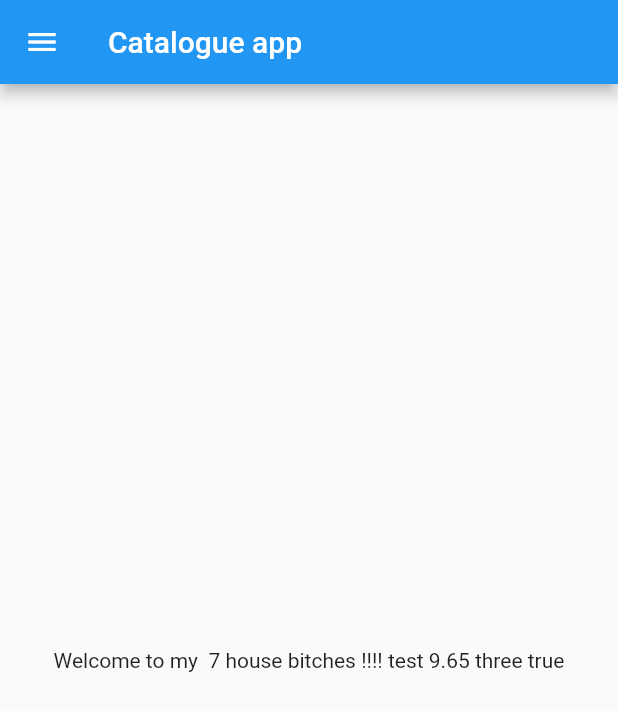
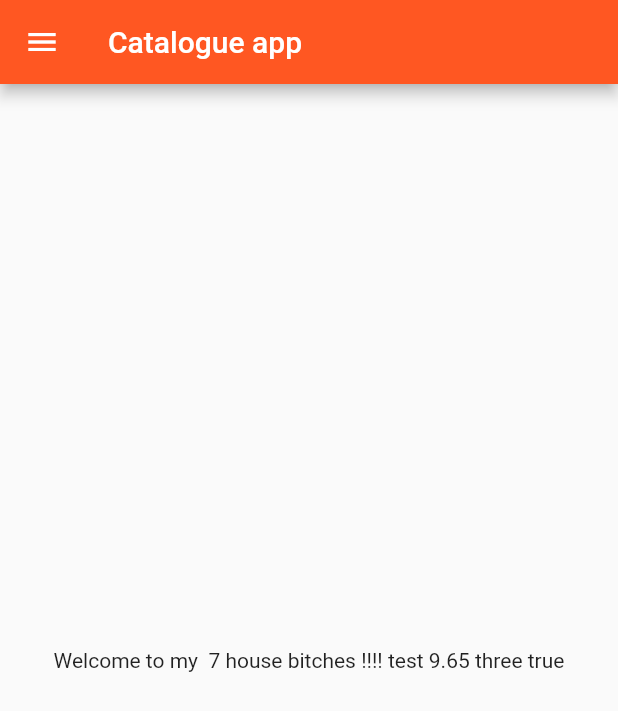
Before and after one commit to Vg119/projone, a Flutter app: the screen it shows after launch, on a phone screen of 412 x 824 dp. Shown: the top 711 px of the screen. Run offline on Flutter 3.47's test engine with Material 2 defaults, Android fonts, the phone set to English and light mode, and no system bars.

Commit message:
day 3 completed

```diff
--- a/lib/main.dart
+++ b/lib/main.dart
@@ -1,7 +1,8 @@
 import 'package:flutter/material.dart';
-import 'package:projone/homepage.dart';
+import 'package:projone/pages/homepage.dart';
+import 'package:projone/pages/loginpage.dart';
 
-void main(){    //entry point of app
+void main(){    //entry point of app , not in any class
   runApp(MyApp());
 }
 
@@ -12,9 +13,29 @@ class MyApp extends StatelessWidget {
   @override
   Widget build(BuildContext context) {
 
+    method(isTrue: false);
 
     return MaterialApp(
-        home: Homepage(),
+        //home: Homepage(),
+      themeMode: ThemeMode.light,
+      theme: ThemeData(     //Thememode.light defined
+        primarySwatch: Colors.deepOrange
+      ),
+      darkTheme: ThemeData(    //Thememode.dark defined
+        brightness: Brightness.dark
+      ),
+   initialRoute: "/home",   //setting initialroute to "/home" , by default set to "/"
+   routes: {
+          "/":(context) =>  Loginpage(),   // writing new LoginPage and LoginPage is same .
+          "/home" : (context) => Homepage()
+
+   },
     );
   }
+
+
+  void method({ required bool isTrue  ,int a=9})
+  {
+
+  }
 }
```
Also changed, not shown: lib/pages/loginpage.dart (added, +18 -0 lines), lib/pages/homepage.dart (renamed from lib/homepage.dart).
